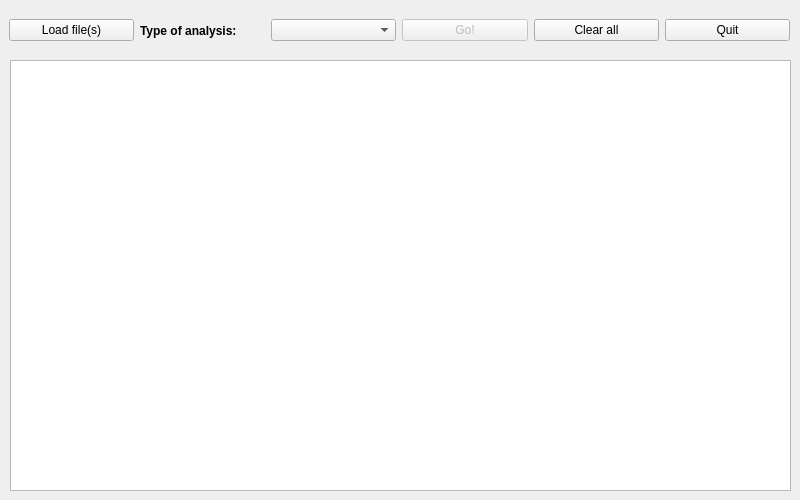
The window that app/main_window.ui (stfbnc/FATool) describes before a commit, drawn with Qt 5.
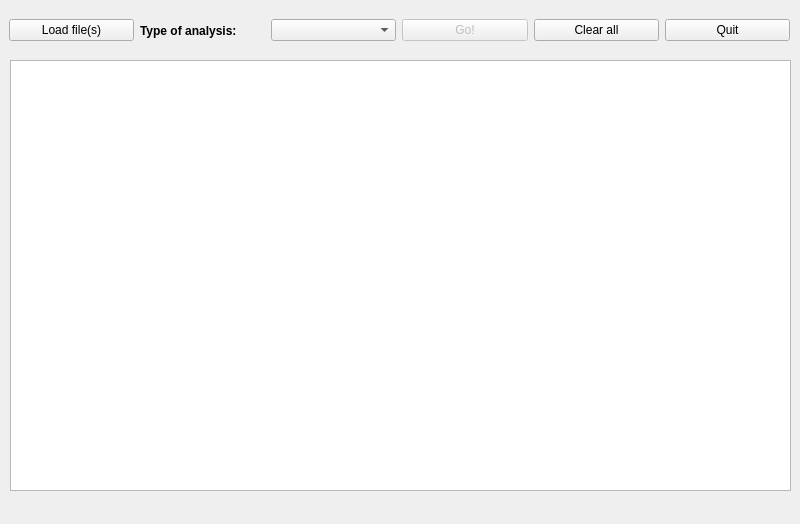
The same window after the commit.

Commit message: threads for files loading and status

Patch:
```diff
--- a/app/main_window.ui
+++ b/app/main_window.ui
@@ -7,7 +7,7 @@
     <x>0</x>
     <y>0</y>
     <width>800</width>
-    <height>500</height>
+    <height>524</height>
    </rect>
   </property>
   <property name="sizePolicy">
@@ -97,6 +97,19 @@
     <enum>QAbstractItemView::SelectRows</enum>
    </property>
   </widget>
+  <widget class="QLabel" name="statusLabel">
+   <property name="geometry">
+    <rect>
+     <x>10</x>
+     <y>500</y>
+     <width>781</width>
+     <height>17</height>
+    </rect>
+   </property>
+   <property name="text">
+    <string/>
+   </property>
+  </widget>
  </widget>
  <resources/>
  <connections/>
```
The commit also changes 6 other files.
